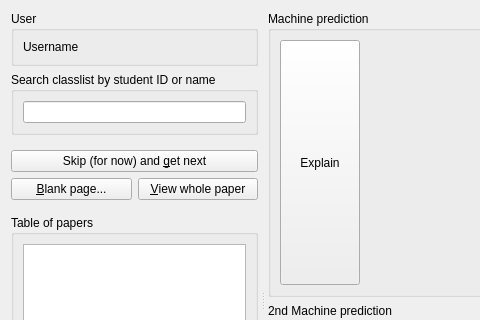
plomgrading/plom-client, file plomclient/client/ui_files/identifier.ui: the form before one commit; both pictures show x 0 to 480 and y 0 to 320 of the 1000 by 600 pixel window.
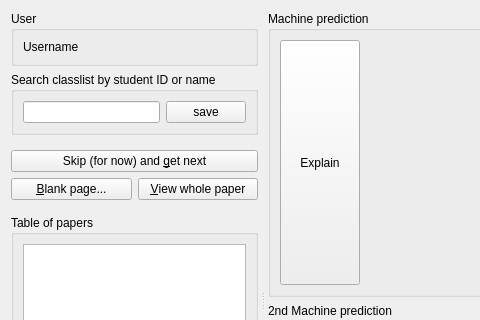
The form after the commit.

Commit message: (more apparent) ID student manually option when ID'ing students

Diff of the .ui file:
```diff
--- a/plomclient/client/ui_files/identifier.ui
+++ b/plomclient/client/ui_files/identifier.ui
@@ -88,12 +88,16 @@
          <property name="title">
           <string>Search classlist by student ID or name</string>
          </property>
-         <layout class="QFormLayout" name="formLayout">
-          <property name="sizeConstraint">
-           <enum>QLayout::SizeConstraint::SetDefaultConstraint</enum>
-          </property>
-          <item row="0" column="0" colspan="2">
-           <widget class="QLineEdit" name="idEdit"/>
+	 <layout class="QHBoxLayout" name="horizontalLayout_2" stretch="1,0">
+          <item>
+            <widget class="QLineEdit" name="idEdit"/>
+           </item>
+          <item>
+           <widget class="QPushButton" name="saveButton">
+            <property name="text">
+             <string>save</string>
+            </property>
+           </widget>
           </item>
          </layout>
         </widget>
```
The commit also changes 1 other file.
